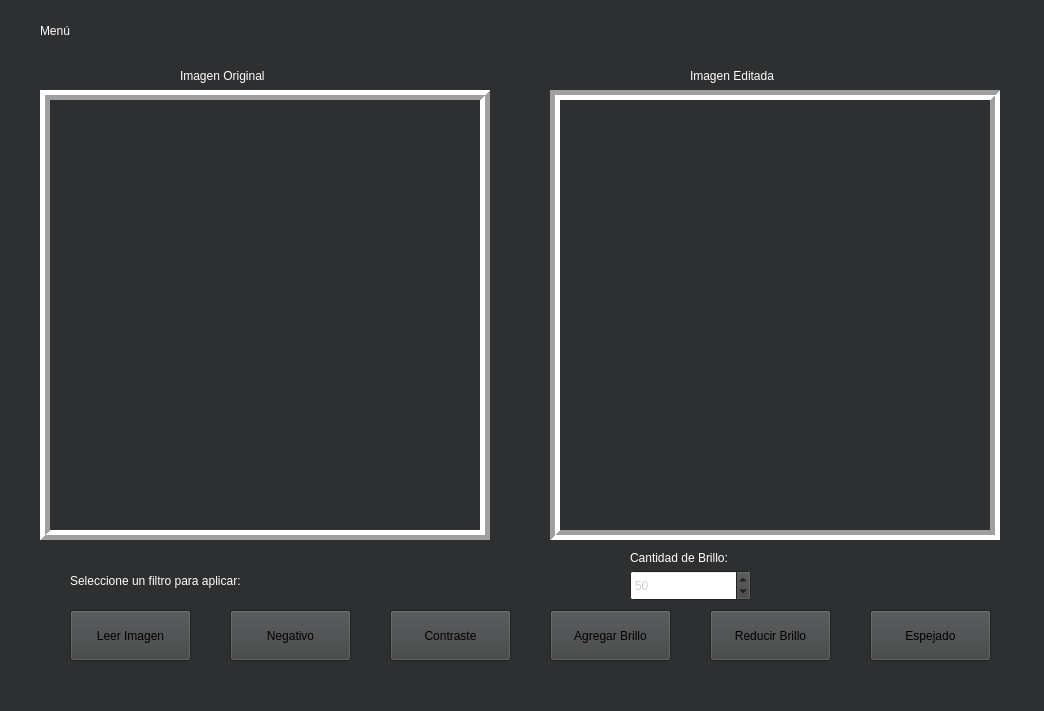
Old version of the form GUI/mainwindow.ui in the repository Porgois/TareaProgramada2.
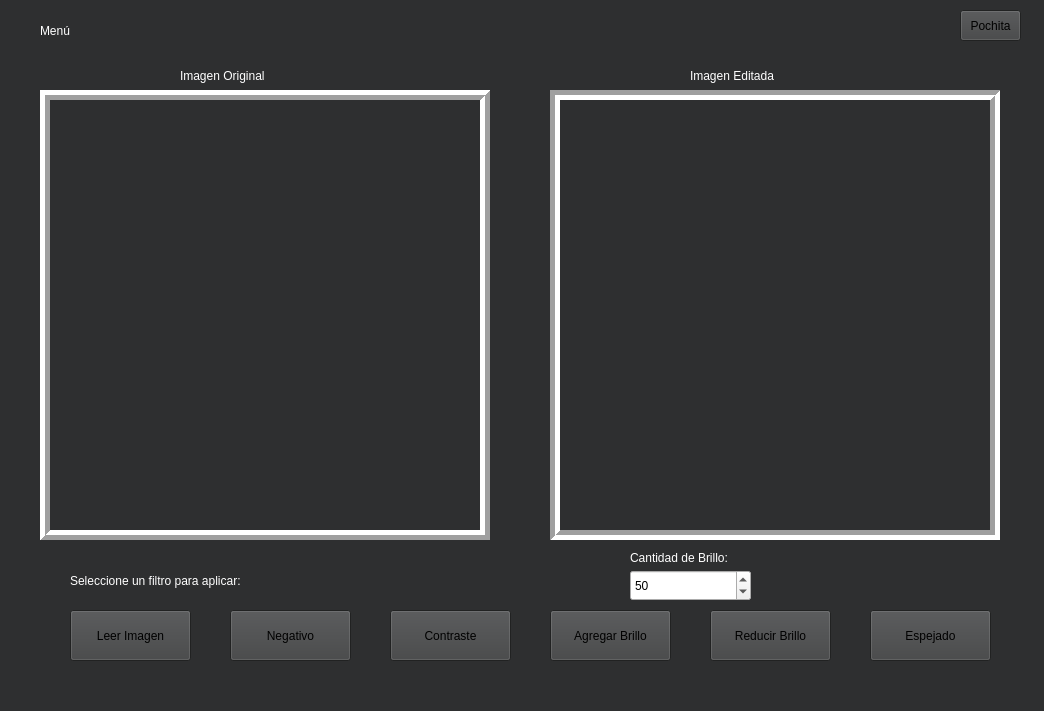
New version of the form.

Patch:
```diff
--- a/GUI/mainwindow.ui
+++ b/GUI/mainwindow.ui
@@ -374,6 +374,10 @@
       <height>31</height>
      </rect>
     </property>
+    <property name="styleSheet">
+     <string notr="true">font: 9pt &quot;Consolas&quot;;
+color: rgb(0,0,0);</string>
+    </property>
     <property name="maximum">
      <number>255</number>
     </property>
@@ -421,6 +425,29 @@
      <string>Cantidad de Brillo:</string>
     </property>
    </widget>
+   <widget class="QPushButton" name="pochita">
+    <property name="geometry">
+     <rect>
+      <x>960</x>
+      <y>10</y>
+      <width>61</width>
+      <height>31</height>
+     </rect>
+    </property>
+    <property name="palette">
+     <palette>
+      <active/>
+      <inactive/>
+      <disabled/>
+     </palette>
+    </property>
+    <property name="styleSheet">
+     <string notr="true">font: 9pt &quot;Consolas&quot;;</string>
+    </property>
+    <property name="text">
+     <string>Pochita</string>
+    </property>
+   </widget>
   </widget>
   <widget class="QMenuBar" name="menubar">
    <property name="geometry">
```
Left out of the diff: 2 changed lines with no effect on the pictures.
